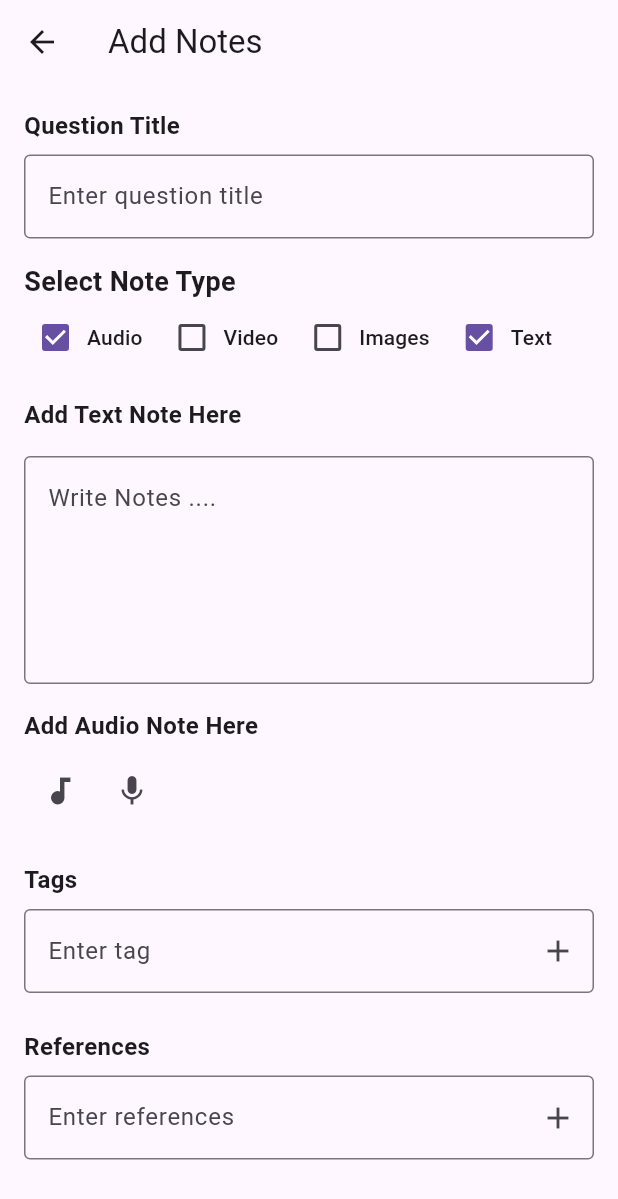
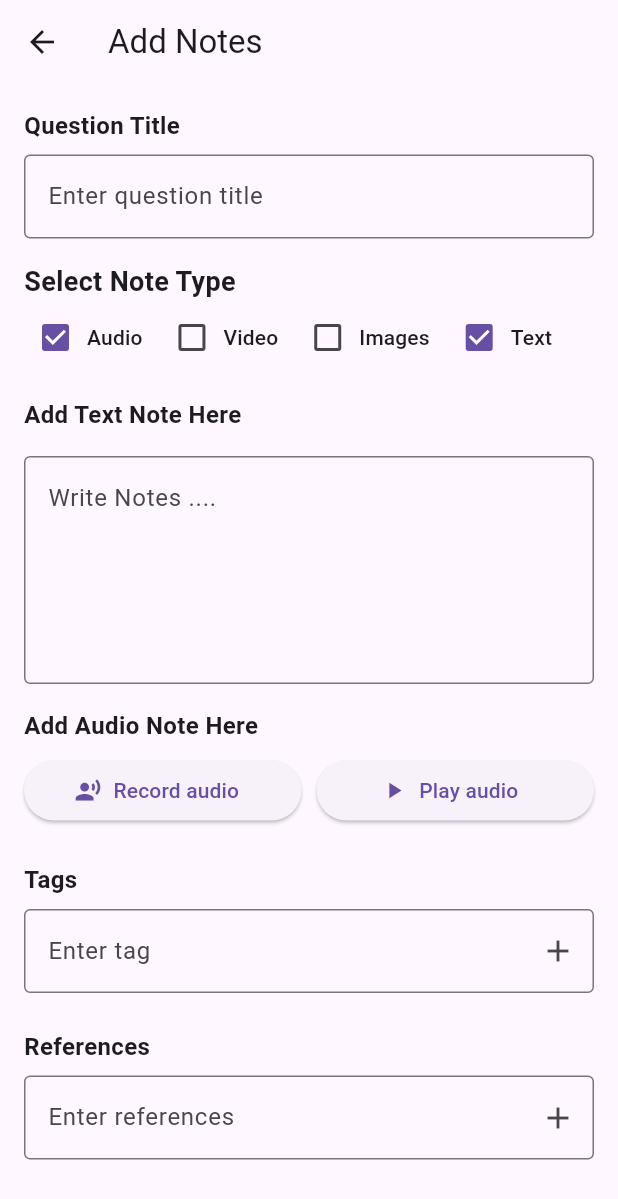
Before and after one commit to aman246149/revision, a Flutter app: the AddNotes screen opened directly, after a tap on "Audio", on a phone screen of 412 x 824 dp. Shown: the top 1199 px of the screen. Run offline on Flutter 3.47's test engine with Material 2 defaults, Android fonts, the phone set to English and light mode, and no system bars; our stand-ins replace audio_video_progress_bar, file_picker, get_it, hive, hive_flutter, image_picker and 3 more; missing offline and left inert: audio_session, flutter_sound, flutter_sound_platform_interface; accounts and stored records are empty; statements that could not run were skipped.

Commit message:
Change button layout

```diff
--- a/lib/features/DSA NOTES/view/screens/add_notes.dart
+++ b/lib/features/DSA NOTES/view/screens/add_notes.dart
@@ -1,6 +1,8 @@
 import 'package:file_picker/file_picker.dart';
 import 'package:flutter/material.dart';
 import 'package:image_picker/image_picker.dart';
+
+import '../../../../services/image_picker_service.dart';
 
 enum NoteOption {
   Audio,
@@ -24,7 +26,7 @@ class _AddNotesState extends State<AddNotes> {
   final List<String> _tags = [];
   final List<String> _references = [];
   final List<NoteOption> _selectedOptions = [];
-  final List<XFile> _selectedImages = [];
+  List<XFile>? _selectedImages = [];
 
   @override
   void initState() {
@@ -186,29 +188,18 @@ class _AddNotesState extends State<AddNotes> {
               SizedBox(height: 8),
               Row(
                 children: [
-                  IconButton(
-                    onPressed: () async {
-                      // Logic for selecting audio from device
-                      FilePickerResult? result =
-                          await FilePicker.platform.pickFiles(
-                        type: FileType.audio,
-                      );
-                      if (result != null && result.files.isNotEmpty) {
-                        setState(() {
-                          // Handle the selected audio file
-                          PlatformFile file = result.files.first;
-                          // Do something with the selected audio file
-                        });
-                      }
-                    },
-                    icon: const Icon(Icons.audiotrack),
+                  CommonButton(
+                    icon: Icons.record_voice_over,
+                    text: "Record audio",
+                    onTap: () async {},
                   ),
-                  IconButton(
-                    onPressed: () {
-                      // Logic for recording audio
-                      // Implement your audio recording logic here
-                    },
-                    icon: const Icon(Icons.mic),
+                  SizedBox(
+                    width: 10,
+                  ),
+                  CommonButton(
+                    icon: Icons.play_arrow,
+                    text: "Play audio",
+                    onTap: () async {},
                   ),
                 ],
               ),
@@ -227,36 +218,18 @@ class _AddNotesState extends State<AddNotes> {
               SizedBox(height: 8),
               Row(
                 children: [
-                  IconButton(
-                    onPressed: () async {
-                      // Logic for selecting video from device
-                      FilePickerResult? result =
-                          await FilePicker.platform.pickFiles(
-                        type: FileType.video,
-                      );
-                      if (result != null && result.files.isNotEmpty) {
-                        setState(() {
-                          // Handle the selected video file
-                          PlatformFile file = result.files.first;
-                          // Do something with the selected video file
-                        });
-                      }
-                    },
-                    icon: const Icon(Icons.video_library),
+                  CommonButton(
+                    icon: Icons.photo_sharp,
+                    text: "From Gallery",
+                    onTap: () async {},
                   ),
-                  IconButton(
-                    onPressed: () async {
-                      // Logic for recording video using camera
-                      XFile? recordedVideo = await ImagePicker()
-                          .pickVideo(source: ImageSource.camera);
-                      if (recordedVideo != null) {
-                        setState(() {
-                          // Handle the recorded video
-                          // Do something with the recorded video
-                        });
-                      }
-                    },
-                    icon: const Icon(Icons.videocam),
+                  SizedBox(
+                    width: 10,
+                  ),
+                  CommonButton(
+                    icon: Icons.camera_alt,
+                    text: "From Camera",
+                    onTap: () async {},
                   ),
                 ],
               ),
@@ -275,31 +248,22 @@ class _AddNotesState extends State<AddNotes> {
               SizedBox(height: 8),
               Row(
                 children: [
-                  IconButton(
-                    onPressed: () async {
-                      // Logic for selecting images from device
-                      List<XFile>? selectedImages =
-                          await ImagePicker().pickMultiImage();
-                      setState(() {
-                        // Handle the selected images
-                        // Do something with the selected images
-                      });
+                  CommonButton(
+                    icon: Icons.photo_sharp,
+                    text: "From Gallery",
+                    onTap: () async {
+                      _selectedImages = await ImagePickerService().pickImages();
                     },
-                    icon: const Icon(Icons.photo_library),
                   ),
-                  IconButton(
-                    onPressed: () async {
-                      // Logic for capturing image using camera
-                      XFile? capturedImage = await ImagePicker()
-                          .pickImage(source: ImageSource.camera);
-                      if (capturedImage != null) {
-                        setState(() {
-                          // Handle the captured image
-                          // Do something with the captured image
-                        });
-                      }
+                  SizedBox(
+                    width: 10,
+                  ),
+                  CommonButton(
+                    icon: Icons.camera_alt,
+                    text: "From Camera",
+                    onTap: () async {
+                      _selectedImages = await ImagePickerService().pickImages();
                     },
-                    icon: const Icon(Icons.camera_alt),
                   ),
                 ],
               ),
@@ -374,3 +338,27 @@ class _AddNotesState extends State<AddNotes> {
     super.dispose();
   }
 }
+
+class CommonButton extends StatelessWidget {
+  const CommonButton({
+    super.key,
+    required this.onTap,
+    required this.text,
+    required this.icon,
+  });
+  final Function() onTap;
+  final String text;
+  final IconData icon;
+  @override
+  Widget build(BuildContext context) {
+    return Expanded(
+      child: ElevatedButton.icon(
+        onPressed: () {
+          onTap();
+        },
+        label: Text(text),
+        icon: Icon(icon),
+      ),
+    );
+  }
+}
--- a/lib/main.dart
+++ b/lib/main.dart
@@ -3,7 +3,7 @@ import 'package:dsanotes/providers/video_provider.dart';
 import 'package:dsanotes/services/audio_service.dart';
 import 'package:dsanotes/services/database_service.dart';
 import 'package:dsanotes/services/hive_adapters/notes.dart';
-import 'package:dsanotes/services/video_service.dart';
+import 'package:dsanotes/services/video_play_service.dart';
 import 'package:flutter/material.dart';
 import 'package:get_it/get_it.dart';
 
@@ -34,7 +34,7 @@ class MainApp extends StatelessWidget {
         ),
         ChangeNotifierProvider(
           create: (context) => VideoProvider(
-            GetIt.I<VideoService>(),
+            GetIt.I<VideoPlayService>(),
           ),
         )
       ],
--- a/lib/providers/video_provider.dart
+++ b/lib/providers/video_provider.dart
@@ -1,9 +1,9 @@
-import 'package:dsanotes/services/video_service.dart';
+import 'package:dsanotes/services/video_play_service.dart';
 import 'package:flutter/material.dart';
 import 'package:video_player/video_player.dart';
 
 class VideoProvider extends ChangeNotifier {
-  final VideoService _videoService;
+  final VideoPlayService _videoService;
 
   VideoProvider(this._videoService);
   bool isVideoLoading = true;
--- a/lib/services/video_service.dart
+++ b/lib/services/video_play_service.dart
@@ -2,10 +2,10 @@ import 'package:injectable/injectable.dart';
 import 'package:video_player/video_player.dart';
 
 @lazySingleton
-class VideoService {
+class VideoPlayService {
   late VideoPlayerController _controller;
 
-  VideoService();
+  VideoPlayService();
 
   Future<void> initializeVideo(String videoPath) async {
     _controller = VideoPlayerController.network(videoPath);
```
Also changed, not shown: lib/services/image_picker_service.dart (added, +24 -0 lines), lib/di/di.config.dart.
